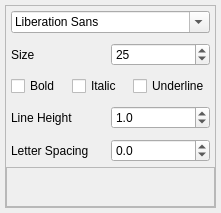
Old version of the form src/widgets/panels/font-panel.ui in the repository flux3dp/swiftray.
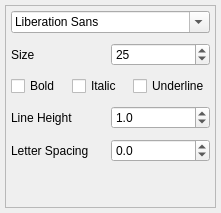
New version of the form. Custom widgets are drawn as their Qt base class.

Patch:
```diff
--- a/src/widgets/panels/font-panel.ui
+++ b/src/widgets/panels/font-panel.ui
@@ -268,20 +268,17 @@
        </layout>
       </item>
       <item>
-       <widget class="QFrame" name="frame_2">
-        <property name="sizePolicy">
-         <sizepolicy hsizetype="Preferred" vsizetype="Expanding">
-          <horstretch>0</horstretch>
-          <verstretch>0</verstretch>
-         </sizepolicy>
+       <spacer name="verticalSpacer">
+        <property name="orientation">
+         <enum>Qt::Vertical</enum>
         </property>
-        <property name="frameShape">
-         <enum>QFrame::StyledPanel</enum>
+        <property name="sizeHint" stdset="0">
+         <size>
+          <width>20</width>
+          <height>40</height>
+         </size>
         </property>
-        <property name="frameShadow">
-         <enum>QFrame::Raised</enum>
-        </property>
-       </widget>
+       </spacer>
       </item>
      </layout>
     </widget>
```
